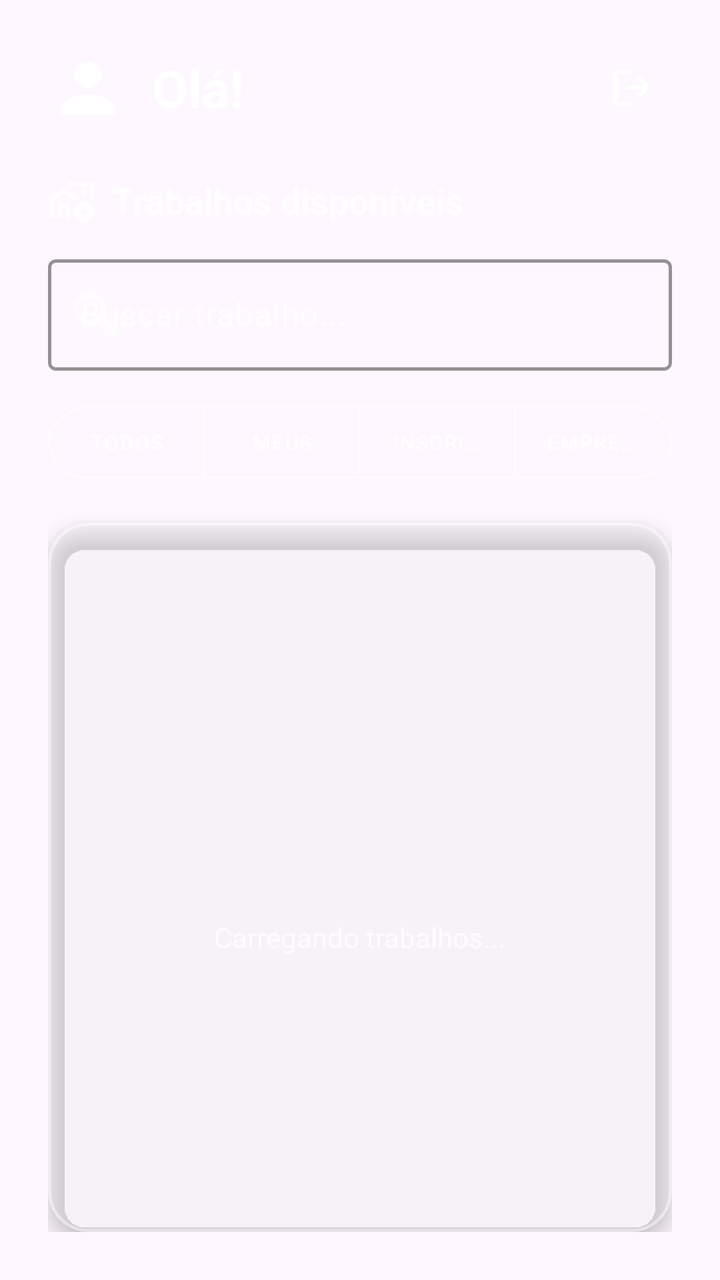
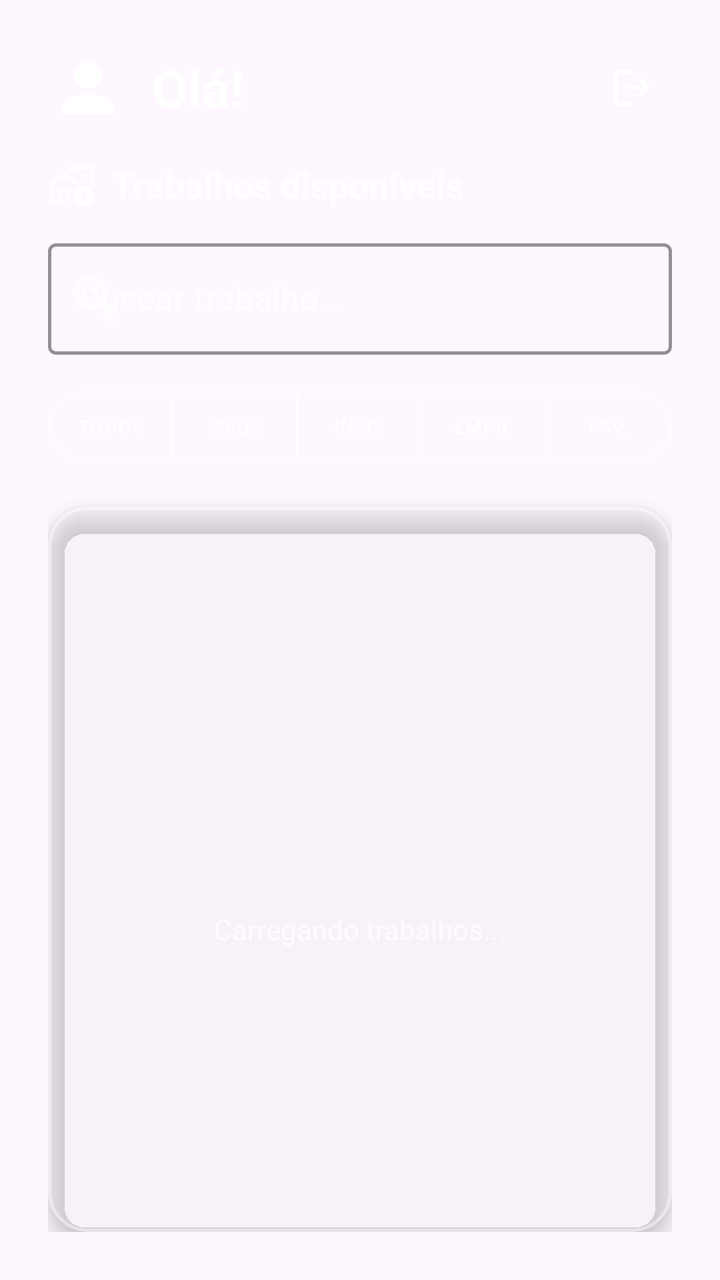

An Android layout rendered at two revisions. The XML below is the earlier revision; the diff shows what the commit changed to produce the second picture.
<!-- AndroidManifest.xml: application theme Theme.PlataformaRemota -->
<!-- res/layout/fragment_home.xml -->
<?xml version="1.0" encoding="utf-8"?>
<LinearLayout xmlns:android="http://schemas.android.com/apk/res/android"
    xmlns:app="http://schemas.android.com/apk/res-auto"
    xmlns:tools="http://schemas.android.com/tools"
    android:layout_width="match_parent"
    android:layout_height="match_parent"
    android:orientation="vertical"
    android:padding="24dp">

    
    <LinearLayout
        android:layout_width="match_parent"
        android:layout_height="wrap_content"
        android:gravity="center_vertical"
        android:orientation="horizontal"
        android:layout_marginBottom="24dp">

        <ImageView
            android:layout_width="40dp"
            android:layout_height="40dp"
            android:layout_marginEnd="12dp"
            android:src="@drawable/ic_person"
            app:tint="@color/white" />

        <TextView
            android:id="@+id/txtBoasVindas"
            android:layout_width="0dp"
            android:layout_height="wrap_content"
            android:layout_weight="1"
            android:text="Olá!"
            android:textColor="@color/white"
            android:textSize="26sp"
            android:textStyle="bold" />

        <ImageView
            android:id="@+id/btnLogout"
            android:layout_width="40dp"
            android:layout_height="40dp"
            android:padding="8dp"
            android:background="?attr/selectableItemBackgroundBorderless"
            android:clickable="true"
            android:focusable="true"
            android:contentDescription="Sair"
            android:src="@drawable/ic_logout"
            app:tint="@color/white" />
    </LinearLayout>

    
    <LinearLayout
        android:layout_width="match_parent"
        android:layout_height="wrap_content"
        android:gravity="center_vertical"
        android:orientation="horizontal"
        android:layout_marginBottom="12dp">

        <ImageView
            android:layout_width="24dp"
            android:layout_height="24dp"
            android:layout_marginEnd="8dp"
            android:src="@drawable/ic_work_outline"
            app:tint="#B3FFFFFF" />

        <TextView
            android:layout_width="wrap_content"
            android:layout_height="wrap_content"
            android:text="Trabalhos disponíveis"
            android:textColor="#B3FFFFFF"
            android:textSize="18sp"
            android:textStyle="bold" />
    </LinearLayout>

    <com.google.android.material.textfield.TextInputLayout
        style="@style/Widget.Material3.TextInputLayout.OutlinedBox"
        android:layout_width="match_parent"
        android:layout_height="wrap_content"
        android:layout_marginBottom="12dp"
        android:hint="Buscar trabalho..."
        android:textColorHint="#B3FFFFFF"
        app:boxStrokeColor="@color/white"
        app:boxStrokeWidth="1.5dp"
        app:boxBackgroundColor="@android:color/transparent"
        app:hintTextColor="@color/white"
        app:startIconDrawable="@android:drawable/ic_menu_search"
        app:startIconTint="@color/white">

        <com.google.android.material.textfield.TextInputEditText
            android:id="@+id/edtBuscaHome"
            android:layout_width="match_parent"
            android:layout_height="wrap_content"
            android:inputType="text"
            android:textColor="@color/white" />
    </com.google.android.material.textfield.TextInputLayout>

    
    <com.google.android.material.button.MaterialButtonToggleGroup
        android:id="@+id/toggleGroupFiltro"
        android:layout_width="match_parent"
        android:layout_height="wrap_content"
        android:layout_marginBottom="16dp"
        app:singleSelection="true"
        app:selectionRequired="true">

        <com.google.android.material.button.MaterialButton
            android:id="@+id/btnTodos"
            style="@style/Widget.MaterialComponents.Button.OutlinedButton"
            android:layout_width="0dp"
            android:layout_height="wrap_content"
            android:layout_weight="1"
            android:text="Todos"
            android:textColor="@color/white"
            android:textSize="10sp"
            android:checked="true"
            app:cornerRadius="20dp"
            app:strokeColor="#66FFFFFF"
            app:strokeWidth="1dp" />

        <com.google.android.material.button.MaterialButton
            android:id="@+id/btnMeus"
            style="@style/Widget.MaterialComponents.Button.OutlinedButton"
            android:layout_width="0dp"
            android:layout_height="wrap_content"
            android:layout_weight="1"
            android:text="Meus"
            android:textColor="@color/white"
            android:textSize="10sp"
            app:cornerRadius="20dp"
            app:strokeColor="#66FFFFFF"
            app:strokeWidth="1dp" />

        <com.google.android.material.button.MaterialButton
            android:id="@+id/btnInscritos"
            style="@style/Widget.MaterialComponents.Button.OutlinedButton"
            android:layout_width="0dp"
            android:layout_height="wrap_content"
            android:layout_weight="1"
            android:text="Inscritos"
            android:textColor="@color/white"
            android:textSize="10sp"
            app:cornerRadius="20dp"
            app:strokeColor="#66FFFFFF"
            app:strokeWidth="1dp" />

        <com.google.android.material.button.MaterialButton
            android:id="@+id/btnEmpresaFiltro"
            style="@style/Widget.MaterialComponents.Button.OutlinedButton"
            android:layout_width="0dp"
            android:layout_height="wrap_content"
            android:layout_weight="1"
            android:text="Empresas"
            android:textColor="@color/white"
            android:textSize="10sp"
            app:cornerRadius="20dp"
            app:strokeColor="#66FFFFFF"
            app:strokeWidth="1dp" />
    </com.google.android.material.button.MaterialButtonToggleGroup>

    
    <com.google.android.material.card.MaterialCardView
        android:layout_width="match_parent"
        android:layout_height="0dp"
        android:layout_weight="1"
        app:cardBackgroundColor="#33FFFFFF"
        app:cardCornerRadius="20dp"
        app:cardElevation="6dp"
        app:strokeWidth="1.5dp"
        app:strokeColor="#66FFFFFF">

        <FrameLayout
            android:layout_width="match_parent"
            android:layout_height="match_parent"
            android:padding="8dp">

            <androidx.recyclerview.widget.RecyclerView
                android:id="@+id/recyclerTrabalhos"
                android:layout_width="match_parent"
                android:layout_height="match_parent"
                android:visibility="gone"
                tools:listitem="@layout/item_trabalho" />

            
            <LinearLayout
                android:id="@+id/layoutEstadoVazio"
                android:layout_width="match_parent"
                android:layout_height="match_parent"
                android:gravity="center"
                android:orientation="vertical"
                android:padding="32dp"
                android:visibility="gone">

                <com.google.android.material.card.MaterialCardView
                    android:layout_width="120dp"
                    android:layout_height="120dp"
                    android:layout_marginBottom="20dp"
                    app:cardBackgroundColor="#1AFFFFFF"
                    app:cardCornerRadius="60dp"
                    app:cardElevation="0dp"
                    app:strokeWidth="2dp"
                    app:strokeColor="#33FFFFFF">

                    <ImageView
                        android:layout_width="match_parent"
                        android:layout_height="match_parent"
                        android:padding="35dp"
                        android:src="@drawable/ic_inbox"
                        app:tint="#B3FFFFFF" />
                </com.google.android.material.card.MaterialCardView>

                <TextView
                    android:id="@+id/txtEstadoVazioTitulo"
                    android:layout_width="wrap_content"
                    android:layout_height="wrap_content"
                    android:text="Nada por aqui ainda"
                    android:textAlignment="center"
                    android:textColor="@color/white"
                    android:textSize="20sp"
                    android:textStyle="bold" />

                <TextView
                    android:id="@+id/txtEstadoVazio"
                    android:layout_width="wrap_content"
                    android:layout_height="wrap_content"
                    android:layout_marginTop="8dp"
                    android:layout_marginBottom="24dp"
                    android:text="Seja o primeiro a publicar um trabalho!"
                    android:textAlignment="center"
                    android:textColor="#B3FFFFFF"
                    android:textSize="14sp" />

                <com.google.android.material.button.MaterialButton
                    android:id="@+id/btnPublicarVazio"
                    android:layout_width="wrap_content"
                    android:layout_height="48dp"
                    android:insetTop="0dp"
                    android:insetBottom="0dp"
                    android:paddingHorizontal="24dp"
                    android:text="PUBLICAR PRIMEIRO"
                    android:textColor="@color/white"
                    android:textSize="13sp"
                    android:textStyle="bold"
                    app:backgroundTint="#0D226B"
                    app:cornerRadius="24dp"
                    app:icon="@drawable/ic_add"
                    app:iconGravity="textStart"
                    app:iconPadding="6dp"
                    app:iconSize="18dp"
                    app:iconTint="@color/white" />

            </LinearLayout>

            
            <LinearLayout
                android:id="@+id/layoutLoading"
                android:layout_width="match_parent"
                android:layout_height="match_parent"
                android:gravity="center"
                android:orientation="vertical"
                android:visibility="visible">

                <ProgressBar
                    android:layout_width="48dp"
                    android:layout_height="48dp"
                    android:indeterminateTint="@color/white" />

                <TextView
                    android:layout_width="wrap_content"
                    android:layout_height="wrap_content"
                    android:layout_marginTop="12dp"
                    android:text="Carregando trabalhos..."
                    android:textColor="#B3FFFFFF"
                    android:textSize="14sp" />
            </LinearLayout>

        </FrameLayout>
    </com.google.android.material.card.MaterialCardView>

</LinearLayout>
<!-- res/layout/item_trabalho.xml (included above) -->
<?xml version="1.0" encoding="utf-8"?>
<com.google.android.material.card.MaterialCardView
    xmlns:android="http://schemas.android.com/apk/res/android"
    android:id="@+id/cardTrabalho"
    xmlns:app="http://schemas.android.com/apk/res-auto"
    xmlns:tools="http://schemas.android.com/tools"
    android:layout_width="match_parent"
    android:layout_height="wrap_content"
    android:layout_marginHorizontal="4dp"
    android:layout_marginVertical="6dp"
    app:cardBackgroundColor="#F2FFFFFF"
    app:cardCornerRadius="16dp"
    app:cardElevation="2dp"
    app:strokeWidth="0dp">

    <LinearLayout
        android:layout_width="match_parent"
        android:layout_height="wrap_content"
        android:orientation="vertical"
        android:padding="16dp">

        
        <RelativeLayout
            android:layout_width="match_parent"
            android:layout_height="wrap_content"
            android:layout_marginBottom="12dp">

            <ImageView
                android:id="@+id/imgWorkIcon"
                android:layout_width="24dp"
                android:layout_height="24dp"
                android:layout_alignParentStart="true"
                android:layout_centerVertical="true"
                android:layout_marginEnd="8dp"
                android:src="@drawable/ic_work_outline"
                app:tint="#0D226B" />

            <com.google.android.material.card.MaterialCardView
                android:id="@+id/cardTipoContrato"
                android:layout_width="wrap_content"
                android:layout_height="wrap_content"
                android:layout_alignParentEnd="true"
                android:layout_centerVertical="true"
                app:cardBackgroundColor="#1E88E5"
                app:cardCornerRadius="6dp"
                app:cardElevation="0dp"
                app:strokeWidth="0dp">

                <TextView
                    android:id="@+id/txtTipoContrato"
                    android:layout_width="wrap_content"
                    android:layout_height="wrap_content"
                    android:paddingHorizontal="8dp"
                    android:paddingVertical="4dp"
                    android:text="CLT"
                    android:textColor="@color/white"
                    android:textSize="11sp"
                    android:textStyle="bold"
                    tools:ignore="SmallSp" />
            </com.google.android.material.card.MaterialCardView>

            <TextView
                android:id="@+id/txtTitulo"
                android:layout_width="match_parent"
                android:layout_height="wrap_content"
                android:layout_toEndOf="@id/imgWorkIcon"
                android:layout_toStartOf="@id/cardTipoContrato"
                android:layout_centerVertical="true"
                android:ellipsize="end"
                android:maxLines="1"
                android:text="Título do Trabalho"
                android:textColor="#0D226B"
                android:textSize="18sp"
                android:textStyle="bold" />

        </RelativeLayout>

        
        <View
            android:layout_width="match_parent"
            android:layout_height="1dp"
            android:background="#1A000000"
            android:layout_marginBottom="12dp" />

        
        <TextView
            android:id="@+id/txtDescricao"
            android:layout_width="match_parent"
            android:layout_height="wrap_content"
            android:layout_marginBottom="12dp"
            android:ellipsize="end"
            android:maxLines="2"
            android:text="Descrição do trabalho..."
            android:textColor="#555555"
            android:textSize="14sp" />

        
        <LinearLayout
            android:layout_width="match_parent"
            android:layout_height="wrap_content"
            android:orientation="vertical">

            
            <LinearLayout
                android:layout_width="match_parent"
                android:layout_height="wrap_content"
                android:gravity="center_vertical"
                android:orientation="horizontal"
                android:layout_marginBottom="6dp">

                <ImageView
                    android:layout_width="16dp"
                    android:layout_height="16dp"
                    android:layout_marginEnd="8dp"
                    android:src="@drawable/ic_work_outline"
                    app:tint="#66000000" />

                <TextView
                    android:layout_width="wrap_content"
                    android:layout_height="wrap_content"
                    android:text="Categoria: "
                    android:textColor="#66000000"
                    android:textSize="12sp"
                    android:textStyle="bold" />

                <TextView
                    android:id="@+id/txtCategoria"
                    android:layout_width="match_parent"
                    android:layout_height="wrap_content"
                    android:text="Categoria"
                    android:textColor="#333333"
                    android:textSize="13sp" />
            </LinearLayout>

            
            <LinearLayout
                android:layout_width="match_parent"
                android:layout_height="wrap_content"
                android:gravity="center_vertical"
                android:orientation="horizontal"
                android:layout_marginBottom="6dp">

                <ImageView
                    android:layout_width="16dp"
                    android:layout_height="16dp"
                    android:layout_marginEnd="8dp"
                    android:src="@android:drawable/btn_star_big_on"
                    app:tint="#66000000" />

                <TextView
                    android:layout_width="wrap_content"
                    android:layout_height="wrap_content"
                    android:text="Nível: "
                    android:textColor="#66000000"
                    android:textSize="12sp"
                    android:textStyle="bold" />

                <TextView
                    android:id="@+id/txtNivel"
                    android:layout_width="match_parent"
                    android:layout_height="wrap_content"
                    android:text="Nível"
                    android:textColor="#333333"
                    android:textSize="13sp"
                    android:textStyle="bold" />
            </LinearLayout>

            
            <LinearLayout
                android:layout_width="match_parent"
                android:layout_height="wrap_content"
                android:gravity="center_vertical"
                android:orientation="horizontal">

                <ImageView
                    android:layout_width="16dp"
                    android:layout_height="16dp"
                    android:layout_marginEnd="8dp"
                    android:src="@android:drawable/ic_menu_recent_history"
                    app:tint="#66000000" />

                <TextView
                    android:layout_width="wrap_content"
                    android:layout_height="wrap_content"
                    android:text="Prazo: "
                    android:textColor="#66000000"
                    android:textSize="12sp"
                    android:textStyle="bold" />

                <TextView
                    android:id="@+id/txtPrazo"
                    android:layout_width="match_parent"
                    android:layout_height="wrap_content"
                    android:text="Prazo"
                    android:textColor="#333333"
                    android:textSize="13sp" />
            </LinearLayout>

        </LinearLayout>

    </LinearLayout>
</com.google.android.material.card.MaterialCardView>
<!-- resources referenced by this layout -->
<resources>
  <color name="white">#FFFFFFFF</color>
  <!-- drawable ic_add (drawable) -->
  <vector xmlns:android="http://schemas.android.com/apk/res/android" android:height="24dp" android:tint="#000000" android:viewportHeight="960" android:viewportWidth="960" android:width="24dp">
        
      <path android:fillColor="@android:color/white" android:pathData="M440,520L200,520L200,440L440,440L440,200L520,200L520,440L760,440L760,520L520,520L520,760L440,760L440,520Z"/>
      
  </vector>
  <!-- drawable ic_logout (drawable) -->
  <vector xmlns:android="http://schemas.android.com/apk/res/android"
      android:width="24dp" android:height="24dp"
      android:viewportWidth="960" android:viewportHeight="960"
      android:tint="#000000">
      <path android:fillColor="@android:color/white"
          android:pathData="M200,840Q167,840 143.5,816.5Q120,793 120,760L120,200Q120,167 143.5,143.5Q167,120 200,120L480,120L480,200L200,200Q200,200 200,200Q200,200 200,200L200,760Q200,760 200,760Q200,760 200,760L480,760L480,840L200,840ZM640,680L584,622L703,504L360,504L360,424L703,424L584,306L640,248L840,448L640,680Z"/>
  </vector>
  <!-- drawable ic_person (drawable) -->
  <vector xmlns:android="http://schemas.android.com/apk/res/android" android:height="24dp" android:tint="#000000" android:viewportHeight="24" android:viewportWidth="24" android:width="24dp">
        
      <path android:fillColor="@android:color/white" android:pathData="M12,12c2.21,0 4,-1.79 4,-4s-1.79,-4 -4,-4 -4,1.79 -4,4 1.79,4 4,4zM12,14c-2.67,0 -8,1.34 -8,4v2h16v-2c0,-2.66 -5.33,-4 -8,-4z"/>
      
  </vector>
  <style name="Theme.PlataformaRemota" parent="Base.Theme.PlataformaRemota" />
  <style name="Base.Theme.PlataformaRemota" parent="Theme.Material3.DayNight.NoActionBar">
          <item name="android:windowAnimationStyle">@style/ActivityAnimation</item>
          <item name="android:fontFamily">sans-serif</item>
          <item name="fontFamily">sans-serif</item>
      </style>
  <style name="ActivityAnimation" parent="@android:style/Animation.Activity">
          <item name="android:activityOpenEnterAnimation">@anim/slide_in_right</item>
          <item name="android:activityOpenExitAnimation">@anim/slide_out_left</item>
          <item name="android:activityCloseEnterAnimation">@anim/slide_in_left</item>
          <item name="android:activityCloseExitAnimation">@anim/slide_out_right</item>
      </style>
  <!-- unchanged entries left out for length: 2 -->
</resources>

<!-- the commit's change to res/layout/fragment_home.xml (unified diff, before → after) -->
@@ -13,7 +13,7 @@
         android:layout_height="wrap_content"
         android:gravity="center_vertical"
         android:orientation="horizontal"
-        android:layout_marginBottom="24dp">
+        android:layout_marginBottom="16dp">
 
         <ImageView
             android:layout_width="40dp"
@@ -69,6 +69,7 @@
             android:textStyle="bold" />
     </LinearLayout>
 
+    
     <com.google.android.material.textfield.TextInputLayout
         style="@style/Widget.Material3.TextInputLayout.OutlinedBox"
         android:layout_width="match_parent"
@@ -106,9 +107,10 @@
             android:layout_width="0dp"
             android:layout_height="wrap_content"
             android:layout_weight="1"
+            android:paddingHorizontal="2dp"
             android:text="Todos"
             android:textColor="@color/white"
-            android:textSize="10sp"
+            android:textSize="9sp"
             android:checked="true"
             app:cornerRadius="20dp"
             app:strokeColor="#66FFFFFF"
@@ -120,9 +122,10 @@
             android:layout_width="0dp"
             android:layout_height="wrap_content"
             android:layout_weight="1"
+            android:paddingHorizontal="2dp"
             android:text="Meus"
             android:textColor="@color/white"
-            android:textSize="10sp"
+            android:textSize="9sp"
             app:cornerRadius="20dp"
             app:strokeColor="#66FFFFFF"
             app:strokeWidth="1dp" />
@@ -133,9 +136,10 @@
             android:layout_width="0dp"
             android:layout_height="wrap_content"
             android:layout_weight="1"
-            android:text="Inscritos"
+            android:paddingHorizontal="2dp"
+            android:text="Insc."
             android:textColor="@color/white"
-            android:textSize="10sp"
+            android:textSize="9sp"
             app:cornerRadius="20dp"
             app:strokeColor="#66FFFFFF"
             app:strokeWidth="1dp" />
@@ -146,9 +150,24 @@
             android:layout_width="0dp"
             android:layout_height="wrap_content"
             android:layout_weight="1"
-            android:text="Empresas"
+            android:paddingHorizontal="2dp"
+            android:text="Empr."
             android:textColor="@color/white"
-            android:textSize="10sp"
+            android:textSize="9sp"
+            app:cornerRadius="20dp"
+            app:strokeColor="#66FFFFFF"
+            app:strokeWidth="1dp" />
+
+        <com.google.android.material.button.MaterialButton
+            android:id="@+id/btnFavoritos"
+            style="@style/Widget.MaterialComponents.Button.OutlinedButton"
+            android:layout_width="0dp"
+            android:layout_height="wrap_content"
+            android:layout_weight="1"
+            android:paddingHorizontal="2dp"
+            android:text="Fav."
+            android:textColor="@color/white"
+            android:textSize="9sp"
             app:cornerRadius="20dp"
             app:strokeColor="#66FFFFFF"
             app:strokeWidth="1dp" />
@@ -177,7 +196,6 @@
                 android:visibility="gone"
                 tools:listitem="@layout/item_trabalho" />
 
-            
             <LinearLayout
                 android:id="@+id/layoutEstadoVazio"
                 android:layout_width="match_parent"
@@ -247,7 +265,6 @@
 
             </LinearLayout>
 
-            
             <LinearLayout
                 android:id="@+id/layoutLoading"
                 android:layout_width="match_parent"
@@ -312,36 +329,59 @@
                 android:src="@drawable/ic_work_outline"
                 app:tint="#0D226B" />
 
-            <com.google.android.material.card.MaterialCardView
-                android:id="@+id/cardTipoContrato"
+            <LinearLayout
+                android:id="@+id/containerDireita"
                 android:layout_width="wrap_content"
                 android:layout_height="wrap_content"
                 android:layout_alignParentEnd="true"
                 android:layout_centerVertical="true"
-                app:cardBackgroundColor="#1E88E5"
-                app:cardCornerRadius="6dp"
-                app:cardElevation="0dp"
-                app:strokeWidth="0dp">
-
-                <TextView
-                    android:id="@+id/txtTipoContrato"
-                    android:layout_width="wrap_content"
-                    android:layout_height="wrap_content"
-                    android:paddingHorizontal="8dp"
-                    android:paddingVertical="4dp"
-                    android:text="CLT"
-                    android:textColor="@color/white"
-                    android:textSize="11sp"
-                    android:textStyle="bold"
-                    tools:ignore="SmallSp" />
-            </com.google.android.material.card.MaterialCardView>
+                android:gravity="center_vertical"
+                android:orientation="horizontal">
+
+                <com.google.android.material.card.MaterialCardView
+                    android:id="@+id/cardTipoContrato"
+                    android:layout_width="wrap_content"
+                    android:layout_height="wrap_content"
+                    app:cardBackgroundColor="#1E88E5"
+                    app:cardCornerRadius="6dp"
+                    app:cardElevation="0dp"
+                    app:strokeWidth="0dp">
+
+                    <TextView
+                        android:id="@+id/txtTipoContrato"
+                        android:layout_width="wrap_content"
+                        android:layout_height="wrap_content"
+                        android:paddingHorizontal="8dp"
+                        android:paddingVertical="4dp"
+                        android:text="CLT"
+                        android:textColor="@color/white"
+                        android:textSize="11sp"
+                        android:textStyle="bold"
+                        tools:ignore="SmallSp" />
+                </com.google.android.material.card.MaterialCardView>
+
+                
+                <ImageView
+                    android:id="@+id/btnFavorito"
+                    android:layout_width="36dp"
+                    android:layout_height="36dp"
+                    android:layout_marginStart="4dp"
+                    android:background="?attr/selectableItemBackgroundBorderless"
+                    android:clickable="true"
+                    android:focusable="true"
+                    android:contentDescription="Favoritar"
+                    android:padding="6dp"
+                    android:src="@drawable/ic_heart_outline"
+                    app:tint="#B0B0B0"
+                    android:visibility="gone" />
+            </LinearLayout>
 
             <TextView
                 android:id="@+id/txtTitulo"
                 android:layout_width="match_parent"
                 android:layout_height="wrap_content"
                 android:layout_toEndOf="@id/imgWorkIcon"
-                android:layout_toStartOf="@id/cardTipoContrato"
+                android:layout_toStartOf="@id/containerDireita"
                 android:layout_centerVertical="true"
                 android:ellipsize="end"
                 android:maxLines="1"
@@ -352,14 +392,12 @@
 
         </RelativeLayout>
 
-        
         <View
             android:layout_width="match_parent"
             android:layout_height="1dp"
             android:background="#1A000000"
             android:layout_marginBottom="12dp" />
 
-        
         <TextView
             android:id="@+id/txtDescricao"
             android:layout_width="match_parent"
@@ -371,13 +409,11 @@
             android:textColor="#555555"
             android:textSize="14sp" />
 
-        
         <LinearLayout
             android:layout_width="match_parent"
             android:layout_height="wrap_content"
             android:orientation="vertical">
 
-            
             <LinearLayout
                 android:layout_width="match_parent"
                 android:layout_height="wrap_content"
@@ -409,7 +445,6 @@
                     android:textSize="13sp" />
             </LinearLayout>
 
-            
             <LinearLayout
                 android:layout_width="match_parent"
                 android:layout_height="wrap_content"
@@ -442,7 +477,6 @@
                     android:textStyle="bold" />
             </LinearLayout>
 
-            
             <LinearLayout
                 android:layout_width="match_parent"
                 android:layout_height="wrap_content"
@@ -474,6 +508,5 @@
             </LinearLayout>
 
         </LinearLayout>
-
     </LinearLayout>
 </com.google.android.material.card.MaterialCardView>
<!-- resource entries referenced after the edit -->
@@ -6,6 +6,16 @@
         
       <path android:fillColor="@android:color/white" android:pathData="M440,520L200,520L200,440L440,440L440,200L520,200L520,440L760,440L760,520L520,520L520,760L440,760L440,520Z"/>
       
+  </vector>
+  <!-- drawable ic_heart_outline (drawable) -->
+  <vector xmlns:android="http://schemas.android.com/apk/res/android"
+      android:width="24dp"
+      android:height="24dp"
+      android:viewportWidth="24"
+      android:viewportHeight="24">
+      <path
+          android:fillColor="@android:color/white"
+          android:pathData="M16.5,3c-1.74,0 -3.41,0.81 -4.5,2.09C10.91,3.81 9.24,3 7.5,3 4.42,3 2,5.42 2,8.5c0,3.78 3.4,6.86 8.55,11.54L12,21.35l1.45,-1.32C18.6,15.36 22,12.28 22,8.5 22,5.42 19.58,3 16.5,3zM12.1,18.55l-0.1,0.1 -0.1,-0.1C7.14,14.24 4,11.39 4,8.5 4,6.5 5.5,5 7.5,5c1.54,0 3.04,0.99 3.57,2.36h1.87C13.46,5.99 14.96,5 16.5,5c2,0 3.5,1.5 3.5,3.5 0,2.89 -3.14,5.74 -7.9,10.05z"/>
   </vector>
   <!-- drawable ic_logout (drawable) -->
   <vector xmlns:android="http://schemas.android.com/apk/res/android"
